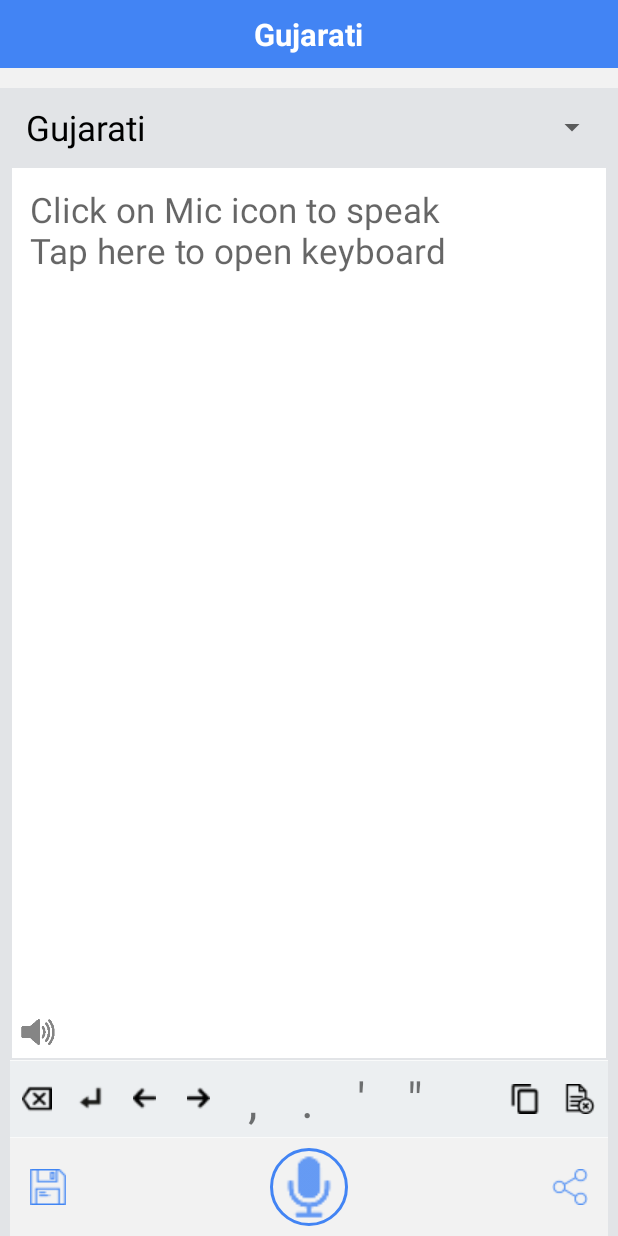
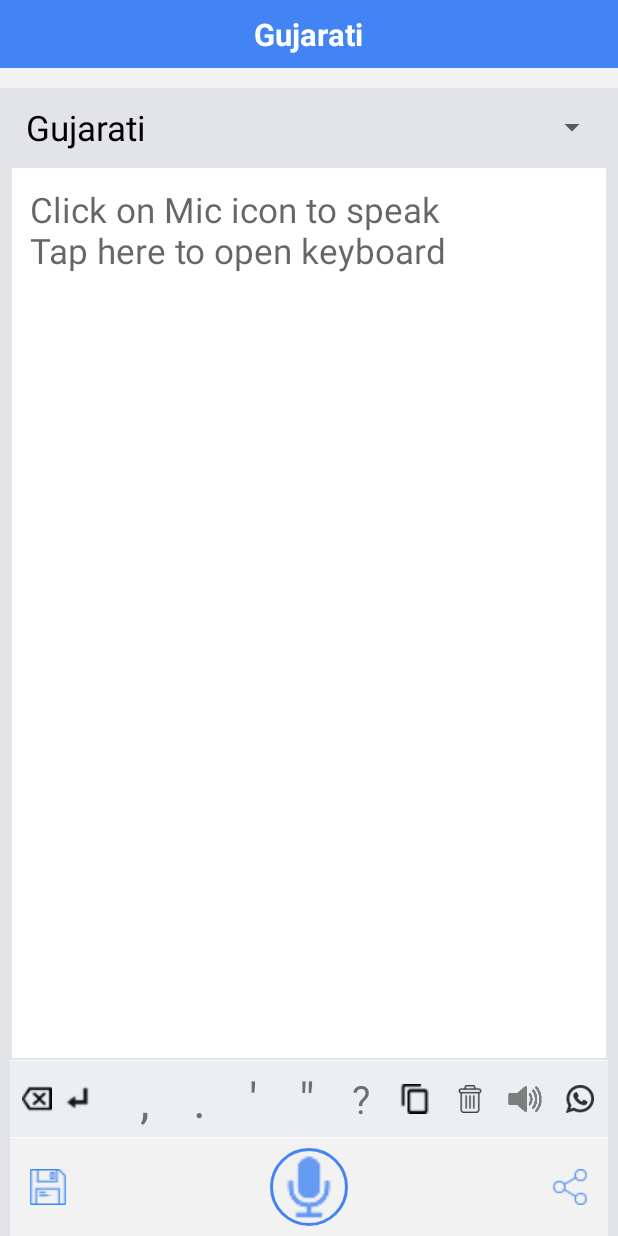
Before and after one commit to FazliMolaJan/SpeechToText, an Android app: the screen it shows after launch (MainActivity), on a phone screen of 412 x 824 dp. Run offline under Robolectric (Android 15) with nearby library versions, the phone set to English and light mode, and no system bars; our stand-ins replace CircleImageView, sdp/ssp sizes; libraries missing offline, so code that uses them is left out: pub.devrel.easypermissions; 2 statements that could not run were skipped.

Commit message:
All files are commited....Sakib Syed

```diff
--- a/app/src/main/java/com/fahmtechnologies/speechtotext/Activity/MainActivity.java
+++ b/app/src/main/java/com/fahmtechnologies/speechtotext/Activity/MainActivity.java
@@ -9,6 +9,7 @@ import android.content.Context;
 import android.content.DialogInterface;
 import android.content.Intent;
 import android.graphics.Color;
+import android.net.Uri;
 import android.os.Handler;
 import android.speech.RecognizerIntent;
 import android.os.Bundle;
@@ -49,6 +50,7 @@ import java.util.Calendar;
 import java.util.Date;
 import java.util.List;
 import java.util.Locale;
+import java.util.Objects;
 
 import pub.devrel.easypermissions.AfterPermissionGranted;
 import pub.devrel.easypermissions.EasyPermissions;
@@ -61,7 +63,7 @@ public class MainActivity extends AppCompatActivity implements EasyPermissions.P
     private EditText editEmail, edtSpeakData;
     private Button btnLogin, btnTextTranslate;
     private HeaderForActivity tvHeaderForActivity;
-    private ImageView image_Share, image_save, ivStartSpeak, ivTextToSpeech;
+    private ImageView image_Share, image_save, ivStartSpeak;
     private ArrayList<Languages> alLang;
     private Adapter langAdepter;
     private TextView tvCloseEmail, tvQuestMark, tvDoubleQuote, tvSingleQuote, tvFullStop, tvComma;
@@ -73,9 +75,7 @@ public class MainActivity extends AppCompatActivity implements EasyPermissions.P
     private boolean isSingleQuoteStart, isDoubleQuoteStart;
     private String WHITE_SPACE = " ";
     private MainActivityDao mainActivityDao;
-
-    private RelativeLayout rlCopyToClipBoard, rlBackspace, rlEnter, rlClearText, rlMoveBack, rlMoveForword;
-
+    private RelativeLayout rlCopyToClipBoard, rlBackspace, rlEnter, rlClearText,rlTextToSpeech,rlWhatsAppShare;
     private TextToSpeech textToSpeech;
 
     // TODO: 04-10-2019 Delete character related stuff by Sakib
@@ -239,19 +239,19 @@ public class MainActivity extends AppCompatActivity implements EasyPermissions.P
                 case R.id.tvComma:
                     setComma();
                     break;
-                case R.id.rlMoveBack:
-                    getCursorPosition();
-                    if (intCursonPosition > 0) {
-                        edtSpeakData.setSelection(intCursonPosition - 1);
-                    }
-                    break;
-                case R.id.rlMoveForword:
-                    getCursorPosition();
-                    int edttextIndex = edtSpeakData.getText().toString().length();
-                    if (intCursonPosition < edttextIndex) {
-                        edtSpeakData.setSelection(intCursonPosition + 1);
-                    }
-                    break;
+//                case R.id.rlMoveBack:
+//                    getCursorPosition();
+//                    if (intCursonPosition > 0) {
+//                        edtSpeakData.setSelection(intCursonPosition - 1);
+//                    }
+//                    break;
+//                case R.id.rlMoveForword:
+//                    getCursorPosition();
+//                    int edttextIndex = edtSpeakData.getText().toString().length();
+//                    if (intCursonPosition < edttextIndex) {
+//                        edtSpeakData.setSelection(intCursonPosition + 1);
+//                    }
+//                    break;
                 case R.id.btnTextTranslate:
                     if (edtSpeakData.getText().toString().trim().equalsIgnoreCase("")) {
                         GlobalMethods.showToast(MainActivity.this, getResources().getString(R.string.please_enter_value));
@@ -262,15 +262,31 @@ public class MainActivity extends AppCompatActivity implements EasyPermissions.P
                         startActivity(intent);
                     }
                     break;
-                case R.id.ivTextToSpeech:
+                case R.id.rlTextToSpeech:
+                    GlobalMethods.showToast(MainActivity.this,"Coming soon");
                     textToSpeech.speak(edtSpeakData.getText().toString().trim(), TextToSpeech.QUEUE_FLUSH, null);
                     setTextToSpeech();
+                    break;
+                case R.id.rlWhatsAppShare:
+                    shareViaWhatsApp();
                     break;
             }
         } catch (Exception e) {
             e.printStackTrace();
         }
     };
+
+    public void shareViaWhatsApp() {
+        Intent whatsappIntent = new Intent(Intent.ACTION_SEND);
+        whatsappIntent.setType("text/plain");
+        whatsappIntent.setPackage("com.whatsapp");
+        whatsappIntent.putExtra(Intent.EXTRA_TEXT, edtSpeakData.getText().toString().trim());
+        try {
+            Objects.requireNonNull(MainActivity.this).startActivity(whatsappIntent);
+        } catch (android.content.ActivityNotFoundException ex) {
+            startActivity(new Intent(Intent.ACTION_VIEW, Uri.parse("http://play.google.com/store/apps/details?id=com.whatsapp")));
+        }
+    }
 
     private void setBackSpace() {
         getCursorPosition();
@@ -371,10 +387,9 @@ public class MainActivity extends AppCompatActivity implements EasyPermissions.P
             tvFullStop.setOnClickListener(clickListener);
             tvComma.setOnClickListener(clickListener);
             rlBackspace.setOnTouchListener(onTouchListener);
-            rlMoveBack.setOnClickListener(clickListener);
-            rlMoveForword.setOnClickListener(clickListener);
             btnTextTranslate.setOnClickListener(clickListener);
-            ivTextToSpeech.setOnClickListener(clickListener);
+            rlTextToSpeech.setOnClickListener(clickListener);
+            rlWhatsAppShare.setOnClickListener(clickListener);
         } catch (Exception e) {
             e.printStackTrace();
         }
@@ -444,10 +459,9 @@ public class MainActivity extends AppCompatActivity implements EasyPermissions.P
             tvFullStop = findViewById(R.id.tvFullStop);
             tvComma = findViewById(R.id.tvComma);
             rlBackspace = findViewById(R.id.rlBackspace);
-            rlMoveBack = findViewById(R.id.rlMoveBack);
-            rlMoveForword = findViewById(R.id.rlMoveForword);
             btnTextTranslate = findViewById(R.id.btnTextTranslate);
-            ivTextToSpeech = findViewById(R.id.ivTextToSpeech);
+            rlTextToSpeech = findViewById(R.id.rlTextToSpeech);
+            rlWhatsAppShare = findViewById(R.id.rlWhatsAppShare);
         } catch (Exception e) {
             e.printStackTrace();
         }
--- a/app/src/main/res/layout/activity_main.xml
+++ b/app/src/main/res/layout/activity_main.xml
@@ -75,43 +75,10 @@
                     android:id="@+id/ivEnter"
                     android:layout_width="wrap_content"
                     android:layout_height="wrap_content"
-                    android:layout_centerInParent="true"
+                    android:layout_centerVertical="true"
                     android:src="@drawable/enter" />
 
             </RelativeLayout>
-
-
-            <RelativeLayout
-                android:id="@+id/rlMoveBack"
-                android:layout_width="0dp"
-                android:layout_height="match_parent"
-                android:layout_weight="1"
-                android:background="@drawable/shortcut_background">
-
-                <ImageView
-                    android:layout_width="wrap_content"
-                    android:layout_height="wrap_content"
-                    android:layout_centerInParent="true"
-                    android:src="@drawable/back" />
-
-            </RelativeLayout>
-
-
-            <RelativeLayout
-                android:id="@+id/rlMoveForword"
-                android:layout_width="0dp"
-                android:layout_height="match_parent"
-                android:layout_weight="1"
-                android:background="@drawable/shortcut_background">
-
-                <ImageView
-                    android:layout_width="wrap_content"
-                    android:layout_height="wrap_content"
-                    android:layout_centerInParent="true"
-                    android:src="@drawable/forword" />
-
-            </RelativeLayout>
-
 
             <TextView
                 android:id="@+id/tvComma"
@@ -161,7 +128,7 @@
                 android:background="@drawable/shortcut_background"
                 android:gravity="center"
                 android:text="@string/question_mark"
-                android:textSize="@dimen/_200sdp" />
+                android:textSize="@dimen/_20sdp" />
 
             <RelativeLayout
                 android:id="@+id/rlCopyToClipBoard"
@@ -190,7 +157,37 @@
                     android:layout_width="wrap_content"
                     android:layout_height="wrap_content"
                     android:layout_centerInParent="true"
-                    android:src="@drawable/file" />
+                    android:src="@drawable/delete_icons" />
+
+            </RelativeLayout>
+
+            <RelativeLayout
+                android:id="@+id/rlTextToSpeech"
+                android:layout_width="0dp"
+                android:layout_height="match_parent"
+                android:layout_weight="1"
+                android:background="@drawable/shortcut_background">
+
+                <ImageView
+                    android:layout_width="wrap_content"
+                    android:layout_height="wrap_content"
+                    android:layout_centerInParent="true"
+                    android:src="@drawable/text_to_speech" />
+
+            </RelativeLayout>
+
+            <RelativeLayout
+                android:id="@+id/rlWhatsAppShare"
+                android:layout_width="0dp"
+                android:layout_height="match_parent"
+                android:layout_weight="1"
+                android:background="@drawable/shortcut_background">
+
+                <ImageView
+                    android:layout_width="wrap_content"
+                    android:layout_height="wrap_content"
+                    android:layout_centerInParent="true"
+                    android:src="@drawable/whatsapp_icons" />
 
             </RelativeLayout>
 
@@ -241,14 +238,5 @@
             android:layout_alignParentRight="true"
             />
 
-        <ImageView
-            android:id="@+id/ivTextToSpeech"
-            android:layout_width="wrap_content"
-            android:layout_height="wrap_content"
-            android:layout_above="@+id/llShotCut"
-            android:src="@drawable/text_to_speech"
-            android:padding="@dimen/_5sdp"
-            />
-
     </RelativeLayout>
 </LinearLayout>
--- a/app/src/main/res/values/strings.xml
+++ b/app/src/main/res/values/strings.xml
@@ -28,6 +28,8 @@
     <string name="lang_id_arebic">ar</string>
     <string name="lang_id_persian">fa</string>
     <string name="lang_id_urdu">ur-IN</string>
+    <string name="lang_id_Swahili">sw</string>
+
 
     <!--    language name-->
     <string name="gujarati">Gujarati</string>
@@ -40,6 +42,7 @@
     <string name="arabic">Arabic</string>
     <string name="persian">Persian</string>
     <string name="urdu">Urdu</string>
+    <string name="swahili">Swahili</string>
 
     <string name="question_mark">\? </string>
     <string name="single_quote">\' </string>
```
Also changed, not shown: app/src/main/java/com/fahmtechnologies/speechtotext/Dao/MainActivityDao.java (+31 -120 lines), app/src/main/res/drawable-hdpi/delete_icons.png (added), app/src/main/res/drawable-hdpi/whatsapp_icons.png (added), app/src/main/res/drawable-mdpi/delete_icons.png (added), app/src/main/res/drawable-mdpi/whatsapp_icons.png (added), app/src/main/res/drawable-xhdpi/delete_icons.png (added), app/src/main/res/drawable-xhdpi/whatsapp_icons.png (added), app/src/main/res/drawable-xxhdpi/delete_icons.png (added), app/src/main/res/drawable-xxhdpi/whatsapp_icons.png (added), app/src/main/res/drawable-xxxhdpi/delete_icons.png (added), app/src/main/res/drawable-xxxhdpi/whatsapp_icons.png (added).
